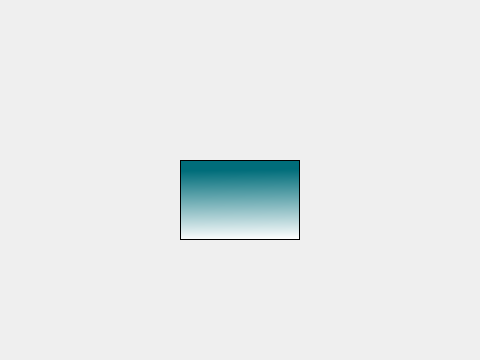
Qt form testes/untitled.ui (Eliomar-Julian/Organizador-de-Tempo) before a commit; both pictures show x 110 to 590 and y 0 to 360 of the 800 by 600 pixel window.
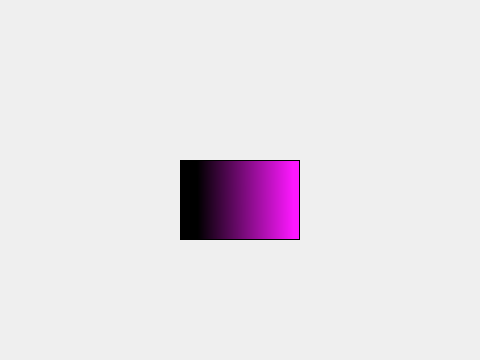
The same form after that commit.

Patch:
```diff
--- a/testes/untitled.ui
+++ b/testes/untitled.ui
@@ -24,7 +24,7 @@
      </rect>
     </property>
     <property name="styleSheet">
-     <string notr="true">background-color: qlineargradient(spread:pad, x1:0.479, y1:0.125136, x2:0.499818, y2:1, stop:0 rgba(0, 109, 122, 255), stop:1 rgba(255, 255, 255, 255));</string>
+     <string notr="true">background-color: qlineargradient(spread:pad, x1:0.011236, y1:0.233, x2:1, y2:0.227, stop:0.134831 rgba(0, 0, 0, 255), stop:0.94382 rgba(253, 23, 255, 255));</string>
     </property>
     <property name="frameShape">
      <enum>QFrame::StyledPanel</enum>
```
